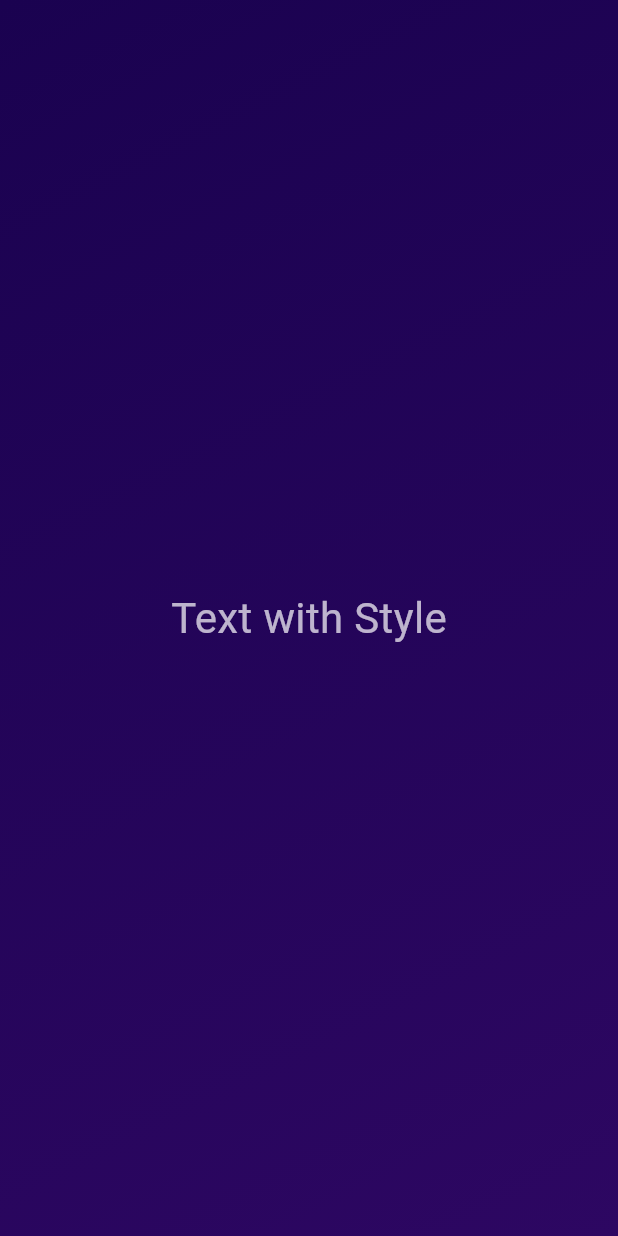
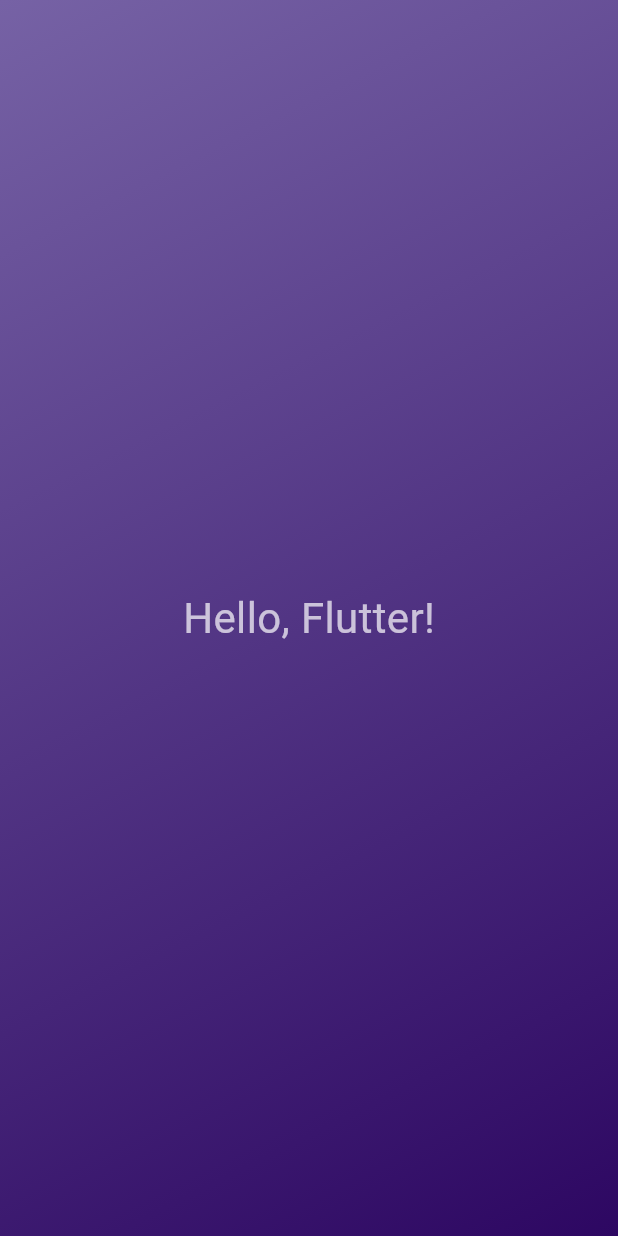
Before and after one commit to Waleed-programmingHUB/Udemy-Flutter-Dart, a Flutter app: the screen it shows after launch, on a phone screen of 412 x 824 dp. Run offline on Flutter 3.47's test engine with Material 3 defaults, Android fonts, the phone set to English and light mode, and no system bars.

Commit message:
Colors Commit

```diff
--- a/lib/components/gradient_container.dart
+++ b/lib/components/gradient_container.dart
@@ -1,24 +1,22 @@
 import 'package:flutter/material.dart';
 import 'package:udemy_flutter_starter/components/style_text.dart';
 
-var startAlignment = Alignment.topLeft;
-var endAlignment = Alignment.bottomRight;
+const startAlignment = Alignment.topLeft;
+const endAlignment = Alignment.bottomRight;
 
 class GradientContainer extends StatelessWidget {
-  const GradientContainer({super.key});
-
+  final List<Color> mycolor; // passing custom colors
+  const GradientContainer(this.mycolor, {super.key});
   // Widget build method
   @override
   Widget build(context) {
     return Container(
       decoration: BoxDecoration(
-        gradient: LinearGradient(colors: const [
-          Color.fromARGB(255, 26, 2, 80),
-          Color.fromARGB(255, 45, 7, 98),
-        ], begin: startAlignment, end: endAlignment),
+        gradient: LinearGradient(
+            colors: mycolor, begin: startAlignment, end: endAlignment),
       ),
       child: const Center(
-        child: StyleText(),
+        child: StyleText('Hello, Flutter!'),
       ),
     );
   }
--- a/lib/components/style_text.dart
+++ b/lib/components/style_text.dart
@@ -1,10 +1,11 @@
 import 'package:flutter/material.dart';
 
 class StyleText extends StatelessWidget {
-  const StyleText({super.key});
+  final String text;
+  const StyleText(this.text, {super.key});
   @override
   Widget build(context) {
-    return const Text('Text with Style',
-        style: TextStyle(color: Colors.white70, fontSize: 28.0));
+    return Text(text,
+        style: const TextStyle(color: Colors.white70, fontSize: 28.0));
   }
 }
--- a/lib/main.dart
+++ b/lib/main.dart
@@ -4,6 +4,10 @@
 
 void main() {
   runApp(const MaterialApp(
-    home: Scaffold(body: GradientContainer()),
+    home: Scaffold(
+        body: GradientContainer([
+      Color.fromARGB(255, 118, 98, 165),
+      Color.fromARGB(255, 45, 7, 98)
+    ])),
   ));
 }
```
